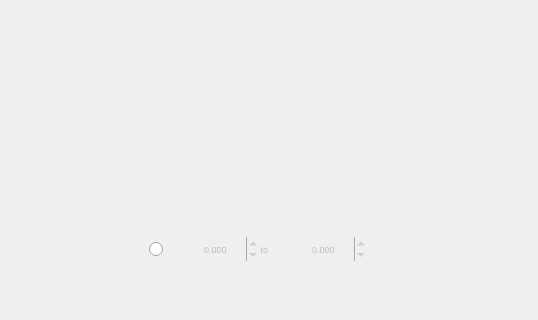
Old version of the form ui/change_analysis_view_widget.ui in the repository SMByC/PCA4CD; both pictures show x 0 to 538 and y 234 to 554 of the 538 by 554 pixel window.
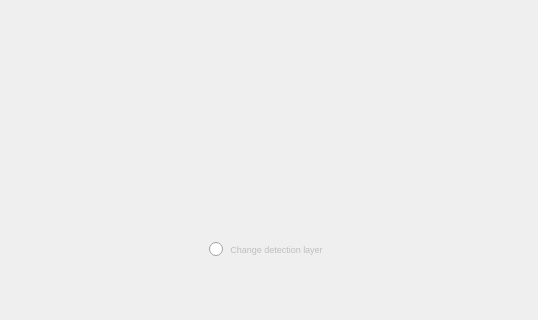
New version of the form. Icons and pictures are not drawn. Custom widgets are drawn as their Qt base class.

Commit message: Implemented the first version of the component analysis dialog for study and check the principal component of the view and generate the change detection layer. Fixes other issues of canvas interactions

Diff of the .ui file:
```diff
--- a/ui/change_analysis_view_widget.ui
+++ b/ui/change_analysis_view_widget.ui
@@ -221,182 +221,37 @@
        </widget>
       </item>
       <item>
-       <widget class="QWidget" name="widget_4" native="true">
+       <widget class="QToolButton" name="QPBtn_ComponentAnalysisDialog">
         <property name="enabled">
          <bool>false</bool>
         </property>
-        <property name="sizePolicy">
-         <sizepolicy hsizetype="Expanding" vsizetype="Preferred">
-          <horstretch>0</horstretch>
-          <verstretch>0</verstretch>
-         </sizepolicy>
+        <property name="maximumSize">
+         <size>
+          <width>16777215</width>
+          <height>24</height>
+         </size>
         </property>
         <property name="font">
          <font>
           <pointsize>7</pointsize>
          </font>
         </property>
-        <layout class="QHBoxLayout" name="horizontalLayout_4">
-         <property name="spacing">
-          <number>0</number>
-         </property>
-         <property name="leftMargin">
-          <number>0</number>
-         </property>
-         <property name="topMargin">
-          <number>0</number>
-         </property>
-         <property name="rightMargin">
-          <number>0</number>
-         </property>
-         <property name="bottomMargin">
-          <number>0</number>
-         </property>
-         <item>
-          <widget class="QToolButton" name="PickerRangeFrom">
-           <property name="font">
-            <font>
-             <pointsize>7</pointsize>
-            </font>
-           </property>
-           <property name="toolTip">
-            <string>Picker the pixel value using mouse cursor for set the initial change value</string>
-           </property>
-           <property name="text">
-            <string/>
-           </property>
-           <property name="icon">
-            <iconset>
-             <normaloff>:/plugins/pca4cd/icons/cursor_picker.svg</normaloff>:/plugins/pca4cd/icons/cursor_picker.svg</iconset>
-           </property>
-           <property name="autoRaise">
-            <bool>true</bool>
-           </property>
-          </widget>
-         </item>
-         <item>
-          <widget class="QDoubleSpinBox" name="RangeChangeFrom">
-           <property name="maximumSize">
-            <size>
-             <width>16777215</width>
-             <height>24</height>
-            </size>
-           </property>
-           <property name="font">
-            <font>
-             <pointsize>7</pointsize>
-            </font>
-           </property>
-           <property name="toolTip">
-            <string>Initial change value</string>
-           </property>
-           <property name="frame">
-            <bool>false</bool>
-           </property>
-           <property name="alignment">
-            <set>Qt::AlignCenter</set>
-           </property>
-           <property name="decimals">
-            <number>3</number>
-           </property>
-           <property name="minimum">
-            <double>-100000.000000000000000</double>
-           </property>
-           <property name="maximum">
-            <double>100000.000000000000000</double>
-           </property>
-          </widget>
-         </item>
-         <item>
-          <widget class="QLabel" name="label">
-           <property name="font">
-            <font>
-             <pointsize>7</pointsize>
-            </font>
-           </property>
-           <property name="text">
-            <string> to </string>
-           </property>
-          </widget>
-         </item>
-         <item>
-          <widget class="QToolButton" name="PickerRangeTo">
-           <property name="font">
-            <font>
-             <pointsize>7</pointsize>
-            </font>
-           </property>
-           <property name="toolTip">
-            <string>Picker the pixel value using mouse cursor for set the final change value</string>
-           </property>
-           <property name="text">
-            <string/>
-           </property>
-           <property name="icon">
-            <iconset>
-             <normaloff>:/plugins/pca4cd/icons/cursor_picker.svg</normaloff>:/plugins/pca4cd/icons/cursor_picker.svg</iconset>
-           </property>
-           <property name="autoRaise">
-            <bool>true</bool>
-           </property>
-          </widget>
-         </item>
-         <item>
-          <widget class="QDoubleSpinBox" name="RangeChangeTo">
-           <property name="maximumSize">
-            <size>
-             <width>16777215</width>
-             <height>24</height>
-            </size>
-           </property>
-           <property name="font">
-            <font>
-             <pointsize>7</pointsize>
-            </font>
-           </property>
-           <property name="toolTip">
-            <string>Final change value</string>
-           </property>
-           <property name="frame">
-            <bool>false</bool>
-           </property>
-           <property name="alignment">
-            <set>Qt::AlignCenter</set>
-           </property>
-           <property name="decimals">
-            <number>3</number>
-           </property>
-           <property name="minimum">
-            <double>-100000.000000000000000</double>
-           </property>
-           <property name="maximum">
-            <double>100000.000000000000000</double>
-           </property>
-          </widget>
-         </item>
-         <item>
-          <widget class="QToolButton" name="GenerateDetectionLayer">
-           <property name="font">
-            <font>
-             <pointsize>7</pointsize>
-            </font>
-           </property>
-           <property name="toolTip">
-            <string>Generate the change layer for this component</string>
-           </property>
-           <property name="text">
-            <string/>
-           </property>
-           <property name="icon">
-            <iconset>
-             <normaloff>:/plugins/pca4cd/icons/run.svg</normaloff>:/plugins/pca4cd/icons/run.svg</iconset>
-           </property>
-           <property name="autoRaise">
-            <bool>true</bool>
-           </property>
-          </widget>
-         </item>
-        </layout>
+        <property name="toolTip">
+         <string>Generate the change layer for this component</string>
+        </property>
+        <property name="text">
+         <string>Change detection layer</string>
+        </property>
+        <property name="icon">
+         <iconset>
+          <normaloff>:/plugins/pca4cd/icons/change_detection_layer.svg</normaloff>:/plugins/pca4cd/icons/change_detection_layer.svg</iconset>
+        </property>
+        <property name="toolButtonStyle">
+         <enum>Qt::ToolButtonTextBesideIcon</enum>
+        </property>
+        <property name="autoRaise">
+         <bool>true</bool>
+        </property>
        </widget>
       </item>
       <item>
```
Left out of the diff: 10 changed lines with no effect on the pictures. The commit also changes 5 other files.
